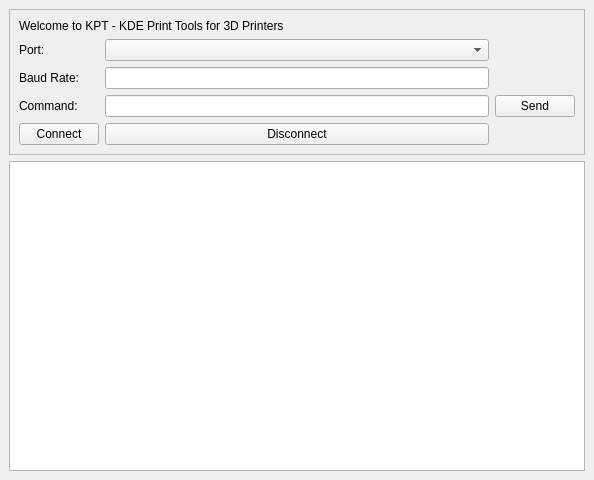
First picture: the form in src/mainwindow.ui, repository KDE/atcore, before the edit.
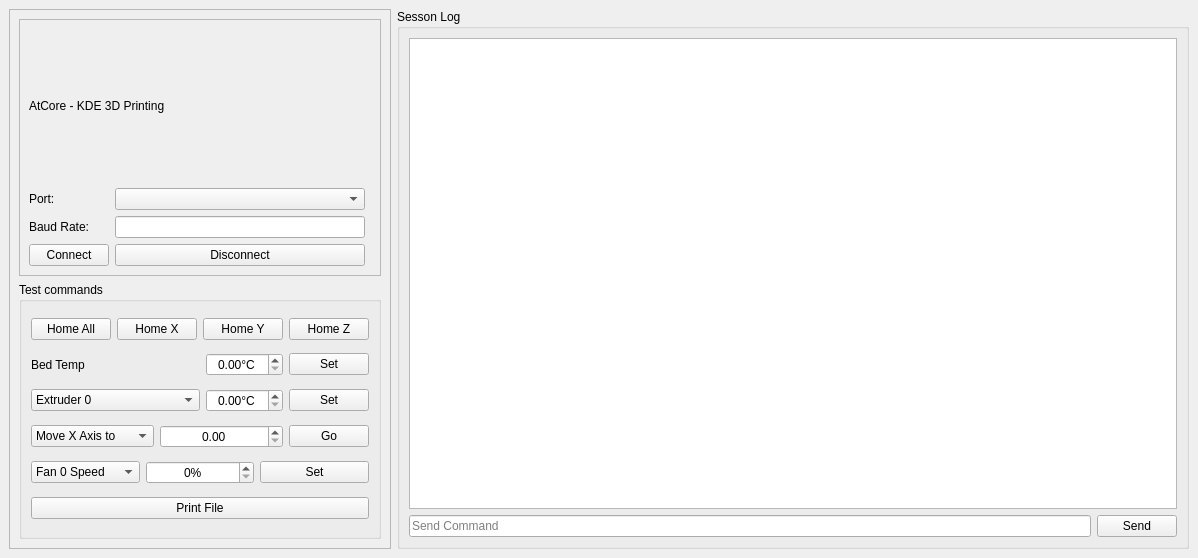
Second picture: the form after the edit.

Commit message: + ui improvments + kps test buttons + working prints

```diff
--- a/src/mainwindow.ui
+++ b/src/mainwindow.ui
@@ -6,93 +6,377 @@
    <rect>
     <x>0</x>
     <y>0</y>
-    <width>594</width>
-    <height>480</height>
+    <width>1198</width>
+    <height>558</height>
    </rect>
   </property>
   <property name="windowTitle">
    <string>KPT Test</string>
   </property>
   <widget class="QWidget" name="centralwidget">
-   <layout class="QVBoxLayout" name="verticalLayout">
+   <layout class="QHBoxLayout" name="horizontalLayout_2">
     <item>
-     <widget class="QFrame" name="frame">
+     <widget class="QFrame" name="frame_2">
+      <property name="sizePolicy">
+       <sizepolicy hsizetype="Maximum" vsizetype="Preferred">
+        <horstretch>0</horstretch>
+        <verstretch>0</verstretch>
+       </sizepolicy>
+      </property>
       <property name="frameShape">
        <enum>QFrame::StyledPanel</enum>
       </property>
       <property name="frameShadow">
        <enum>QFrame::Raised</enum>
       </property>
-      <layout class="QGridLayout" name="gridLayout">
-       <item row="0" column="0" colspan="3">
-        <widget class="QLabel" name="label">
-         <property name="text">
-          <string>Welcome to KPT - KDE Print Tools for 3D Printers</string>
+      <layout class="QVBoxLayout" name="verticalLayout">
+       <item>
+        <widget class="QFrame" name="frame">
+         <property name="frameShape">
+          <enum>QFrame::StyledPanel</enum>
          </property>
-        </widget>
-       </item>
-       <item row="1" column="0">
-        <widget class="QLabel" name="label_2">
-         <property name="text">
-          <string>Port:</string>
+         <property name="frameShadow">
+          <enum>QFrame::Raised</enum>
          </property>
+         <layout class="QGridLayout" name="gridLayout">
+          <item row="0" column="0" colspan="3">
+           <widget class="QLabel" name="label">
+            <property name="text">
+             <string>AtCore - KDE 3D Printing</string>
+            </property>
+           </widget>
+          </item>
+          <item row="1" column="0">
+           <widget class="QLabel" name="label_2">
+            <property name="text">
+             <string>Port:</string>
+            </property>
+           </widget>
+          </item>
+          <item row="1" column="1">
+           <widget class="QComboBox" name="serialPortCB"/>
+          </item>
+          <item row="2" column="0">
+           <widget class="QLabel" name="label_3">
+            <property name="text">
+             <string>Baud Rate:</string>
+            </property>
+           </widget>
+          </item>
+          <item row="2" column="1">
+           <widget class="QLineEdit" name="baudRateLE"/>
+          </item>
+          <item row="3" column="0">
+           <widget class="QPushButton" name="connectPB">
+            <property name="text">
+             <string>Connect</string>
+            </property>
+           </widget>
+          </item>
+          <item row="3" column="1">
+           <widget class="QPushButton" name="disconnectPB">
+            <property name="text">
+             <string>Disconnect</string>
+            </property>
+           </widget>
+          </item>
+         </layout>
         </widget>
        </item>
-       <item row="1" column="1">
-        <widget class="QComboBox" name="serialPortCB"/>
-       </item>
-       <item row="2" column="0">
-        <widget class="QLabel" name="label_3">
-         <property name="text">
-          <string>Baud Rate:</string>
+       <item>
+        <widget class="QGroupBox" name="kpsGroup">
+         <property name="title">
+          <string>Test commands</string>
          </property>
-        </widget>
-       </item>
-       <item row="2" column="1">
-        <widget class="QLineEdit" name="baudRateLE"/>
-       </item>
-       <item row="3" column="0">
-        <widget class="QLabel" name="label_4">
-         <property name="text">
-          <string>Command:</string>
-         </property>
-        </widget>
-       </item>
-       <item row="3" column="1">
-        <widget class="QLineEdit" name="commandLE"/>
-       </item>
-       <item row="3" column="2">
-        <widget class="QPushButton" name="sendPB">
-         <property name="text">
-          <string>Send</string>
-         </property>
-        </widget>
-       </item>
-       <item row="4" column="0">
-        <widget class="QPushButton" name="connectPB">
-         <property name="text">
-          <string>Connect</string>
-         </property>
-        </widget>
-       </item>
-       <item row="4" column="1">
-        <widget class="QPushButton" name="disconnectPB">
-         <property name="text">
-          <string>Disconnect</string>
-         </property>
+         <layout class="QVBoxLayout" name="verticalLayout_3">
+          <item>
+           <layout class="QHBoxLayout" name="horizontalLayout_3">
+            <item>
+             <widget class="QPushButton" name="homeAllPB">
+              <property name="text">
+               <string>Home All</string>
+              </property>
+             </widget>
+            </item>
+            <item>
+             <widget class="QPushButton" name="homeXPB">
+              <property name="text">
+               <string>Home X</string>
+              </property>
+             </widget>
+            </item>
+            <item>
+             <widget class="QPushButton" name="homeYPB">
+              <property name="text">
+               <string>Home Y</string>
+              </property>
+             </widget>
+            </item>
+            <item>
+             <widget class="QPushButton" name="homeZPB">
+              <property name="text">
+               <string>Home Z</string>
+              </property>
+             </widget>
+            </item>
+           </layout>
+          </item>
+          <item>
+           <layout class="QHBoxLayout" name="horizontalLayout_4">
+            <item>
+             <widget class="QLabel" name="label_5">
+              <property name="sizePolicy">
+               <sizepolicy hsizetype="Expanding" vsizetype="Preferred">
+                <horstretch>0</horstretch>
+                <verstretch>0</verstretch>
+               </sizepolicy>
+              </property>
+              <property name="text">
+               <string>Bed Temp</string>
+              </property>
+             </widget>
+            </item>
+            <item>
+             <widget class="QDoubleSpinBox" name="bedTempSB">
+              <property name="alignment">
+               <set>Qt::AlignCenter</set>
+              </property>
+              <property name="suffix">
+               <string>°C</string>
+              </property>
+              <property name="maximum">
+               <double>100.000000000000000</double>
+              </property>
+             </widget>
+            </item>
+            <item>
+             <widget class="QPushButton" name="bedTempPB">
+              <property name="text">
+               <string>Set</string>
+              </property>
+             </widget>
+            </item>
+           </layout>
+          </item>
+          <item>
+           <layout class="QHBoxLayout" name="horizontalLayout_5">
+            <item>
+             <widget class="QComboBox" name="extTempSelCB">
+              <property name="sizePolicy">
+               <sizepolicy hsizetype="Expanding" vsizetype="Fixed">
+                <horstretch>0</horstretch>
+                <verstretch>0</verstretch>
+               </sizepolicy>
+              </property>
+              <item>
+               <property name="text">
+                <string>Extruder 0</string>
+               </property>
+              </item>
+              <item>
+               <property name="text">
+                <string>Extruder 1</string>
+               </property>
+              </item>
+             </widget>
+            </item>
+            <item>
+             <widget class="QDoubleSpinBox" name="extTempSB">
+              <property name="alignment">
+               <set>Qt::AlignCenter</set>
+              </property>
+              <property name="suffix">
+               <string>°C</string>
+              </property>
+              <property name="maximum">
+               <double>275.000000000000000</double>
+              </property>
+             </widget>
+            </item>
+            <item>
+             <widget class="QPushButton" name="extTempPB">
+              <property name="text">
+               <string>Set</string>
+              </property>
+             </widget>
+            </item>
+           </layout>
+          </item>
+          <item>
+           <layout class="QHBoxLayout" name="horizontalLayout_6">
+            <item>
+             <widget class="QComboBox" name="mvAxisCB">
+              <property name="sizePolicy">
+               <sizepolicy hsizetype="Preferred" vsizetype="Fixed">
+                <horstretch>0</horstretch>
+                <verstretch>0</verstretch>
+               </sizepolicy>
+              </property>
+              <property name="minimumSize">
+               <size>
+                <width>0</width>
+                <height>0</height>
+               </size>
+              </property>
+              <item>
+               <property name="text">
+                <string>Move X Axis to</string>
+               </property>
+              </item>
+              <item>
+               <property name="text">
+                <string>Move Y Axis to</string>
+               </property>
+              </item>
+              <item>
+               <property name="text">
+                <string>Move Z Axis to</string>
+               </property>
+              </item>
+             </widget>
+            </item>
+            <item>
+             <widget class="QDoubleSpinBox" name="mvAxisSB">
+              <property name="sizePolicy">
+               <sizepolicy hsizetype="Minimum" vsizetype="Fixed">
+                <horstretch>0</horstretch>
+                <verstretch>0</verstretch>
+               </sizepolicy>
+              </property>
+              <property name="minimumSize">
+               <size>
+                <width>0</width>
+                <height>0</height>
+               </size>
+              </property>
+              <property name="alignment">
+               <set>Qt::AlignCenter</set>
+              </property>
+              <property name="maximum">
+               <double>200.000000000000000</double>
+              </property>
+             </widget>
+            </item>
+            <item>
+             <widget class="QPushButton" name="mvAxisPB">
+              <property name="sizePolicy">
+               <sizepolicy hsizetype="Fixed" vsizetype="Fixed">
+                <horstretch>0</horstretch>
+                <verstretch>0</verstretch>
+               </sizepolicy>
+              </property>
+              <property name="text">
+               <string>Go</string>
+              </property>
+             </widget>
+            </item>
+           </layout>
+          </item>
+          <item>
+           <layout class="QHBoxLayout" name="horizontalLayout_7">
+            <item>
+             <widget class="QComboBox" name="fanSpeedSelCB">
+              <property name="sizePolicy">
+               <sizepolicy hsizetype="Preferred" vsizetype="Fixed">
+                <horstretch>0</horstretch>
+                <verstretch>0</verstretch>
+               </sizepolicy>
+              </property>
+              <item>
+               <property name="text">
+                <string>Fan 0 Speed</string>
+               </property>
+              </item>
+              <item>
+               <property name="text">
+                <string>Fan 1 Speed</string>
+               </property>
+              </item>
+              <item>
+               <property name="text">
+                <string>Fan 2 Speed</string>
+               </property>
+              </item>
+              <item>
+               <property name="text">
+                <string>Fan 3 Speed</string>
+               </property>
+              </item>
+             </widget>
+            </item>
+            <item>
+             <widget class="QSpinBox" name="fanSpeedSB">
+              <property name="alignment">
+               <set>Qt::AlignCenter</set>
+              </property>
+              <property name="suffix">
+               <string>%</string>
+              </property>
+              <property name="maximum">
+               <number>100</number>
+              </property>
+             </widget>
+            </item>
+            <item>
+             <widget class="QPushButton" name="fanSpeedPB">
+              <property name="text">
+               <string>Set</string>
+              </property>
+             </widget>
+            </item>
+           </layout>
+          </item>
+          <item>
+           <widget class="QPushButton" name="printPB">
+            <property name="text">
+             <string>Print File</string>
+            </property>
+           </widget>
+          </item>
+         </layout>
+         <zorder></zorder>
+         <zorder></zorder>
+         <zorder>printPB</zorder>
         </widget>
        </item>
       </layout>
      </widget>
     </item>
     <item>
-     <widget class="QPlainTextEdit" name="logTE">
-      <property name="enabled">
-       <bool>true</bool>
+     <widget class="QGroupBox" name="groupBox">
+      <property name="title">
+       <string>Sesson Log</string>
       </property>
-      <property name="readOnly">
-       <bool>true</bool>
-      </property>
+      <layout class="QVBoxLayout" name="verticalLayout_2">
+       <item>
+        <widget class="QPlainTextEdit" name="logTE">
+         <property name="enabled">
+          <bool>true</bool>
+         </property>
+         <property name="readOnly">
+          <bool>true</bool>
+         </property>
+        </widget>
+       </item>
+       <item>
+        <layout class="QHBoxLayout" name="horizontalLayout">
+         <item>
+          <widget class="QLineEdit" name="commandLE">
+           <property name="placeholderText">
+            <string>Send Command</string>
+           </property>
+          </widget>
+         </item>
+         <item>
+          <widget class="QPushButton" name="sendPB">
+           <property name="text">
+            <string>Send</string>
+           </property>
+          </widget>
+         </item>
+        </layout>
+       </item>
+      </layout>
      </widget>
     </item>
    </layout>
```
Left out of the diff: 2 changed lines with no effect on the pictures. The commit also changes 2 other files.
